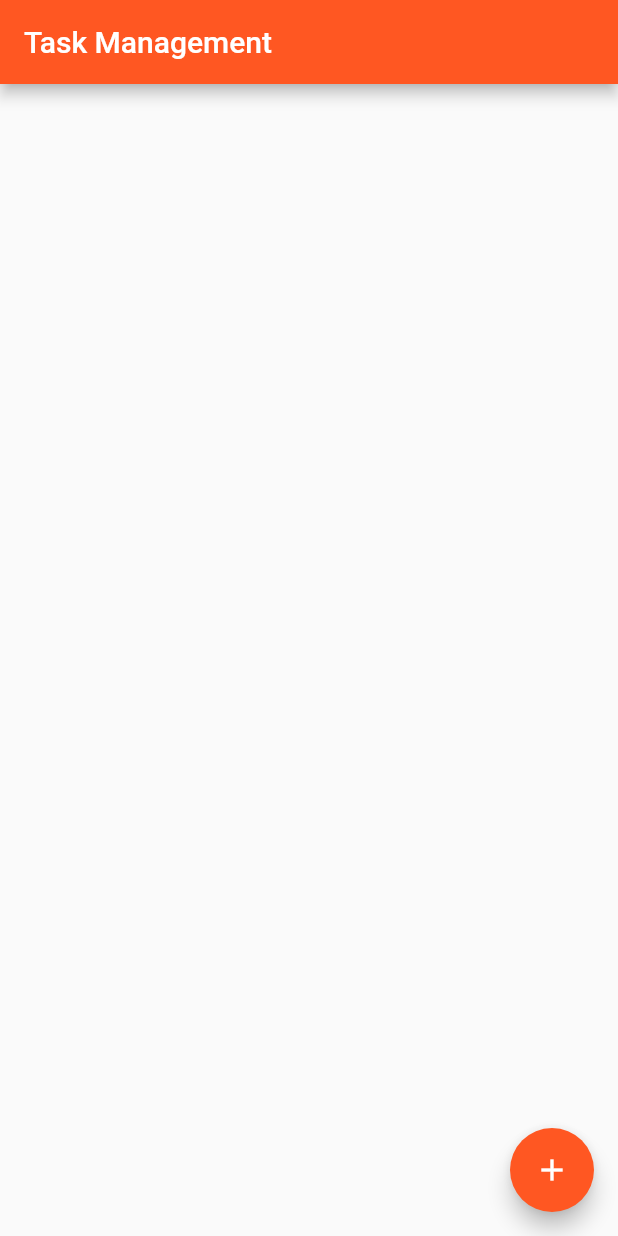
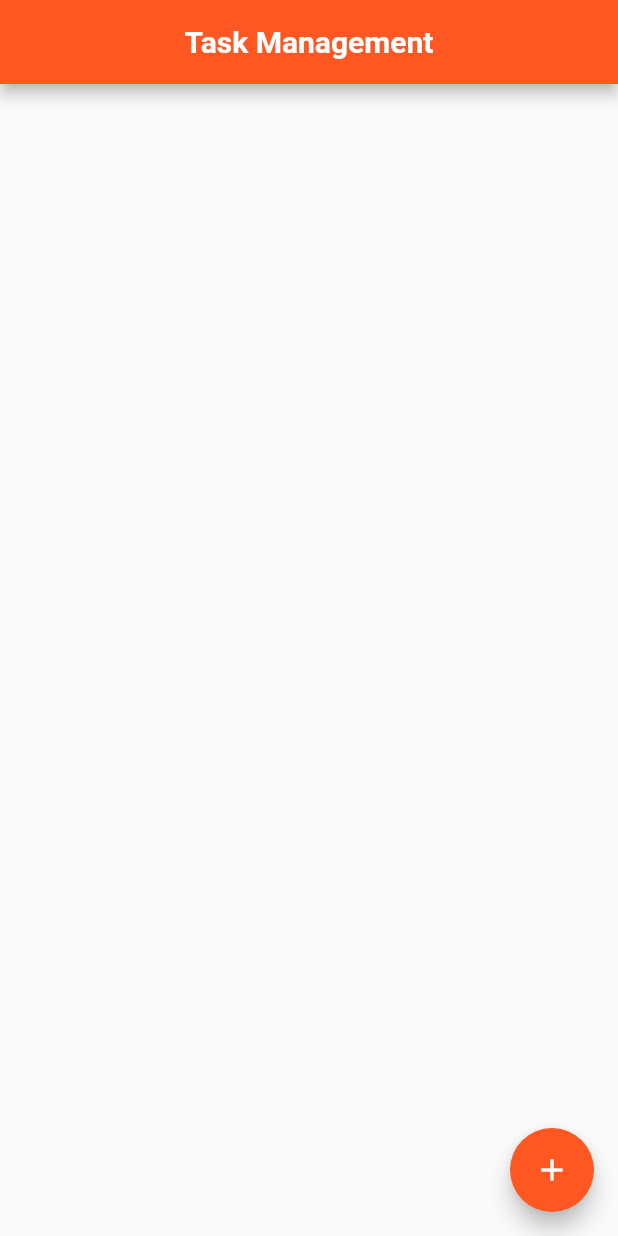
Before and after one commit to Eternal-Monarch/To-do-list, a Flutter app: the screen it shows after launch, on a phone screen of 412 x 824 dp. Run offline on Flutter 3.47's test engine with Material 2 defaults, Android fonts, the phone set to English and light mode, and no system bars.

```diff
--- a/lib/main.dart
+++ b/lib/main.dart
@@ -155,7 +155,16 @@ class _TaskListScreenState extends State<TaskListScreen> {
   Widget build(BuildContext context) {
     return Scaffold(
       appBar: AppBar(
-        title: Text('Task Management'),
+        centerTitle: true, // Center aligns the title
+        title: Center(
+        child: Text(
+        'Task Management',
+        style: TextStyle(
+        fontWeight: FontWeight.bold,
+        fontSize: 20.0,
+    ),
+    ),
+      ),
       ),
       body: ListView.builder(
         itemCount: tasks.length,
```
